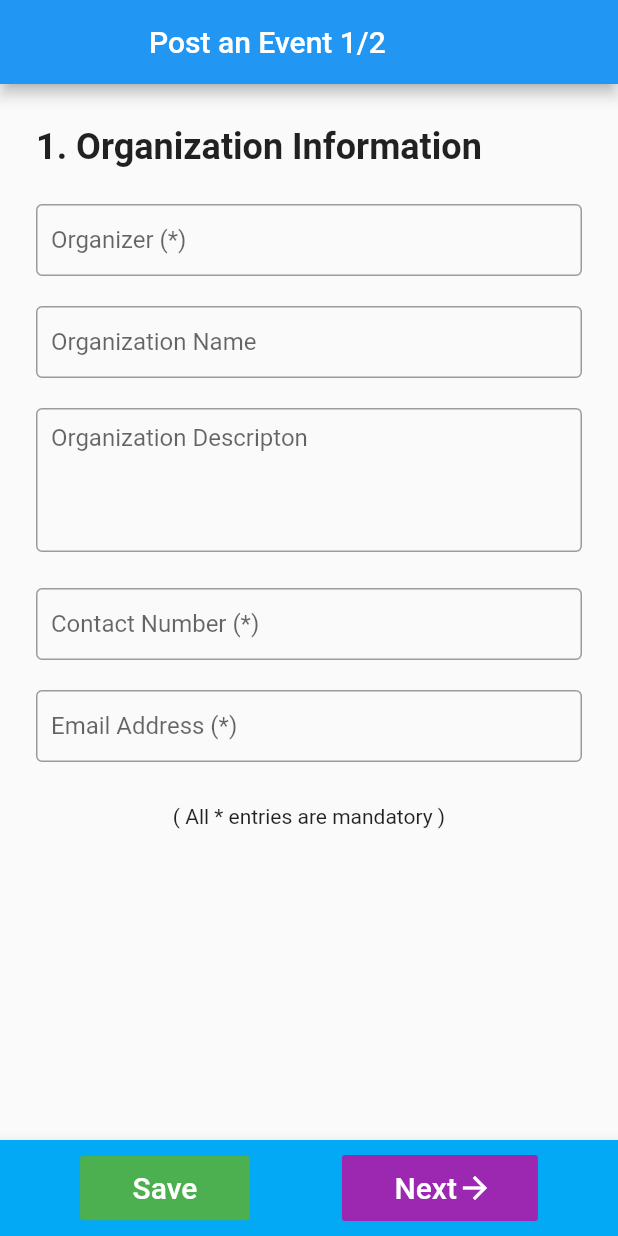
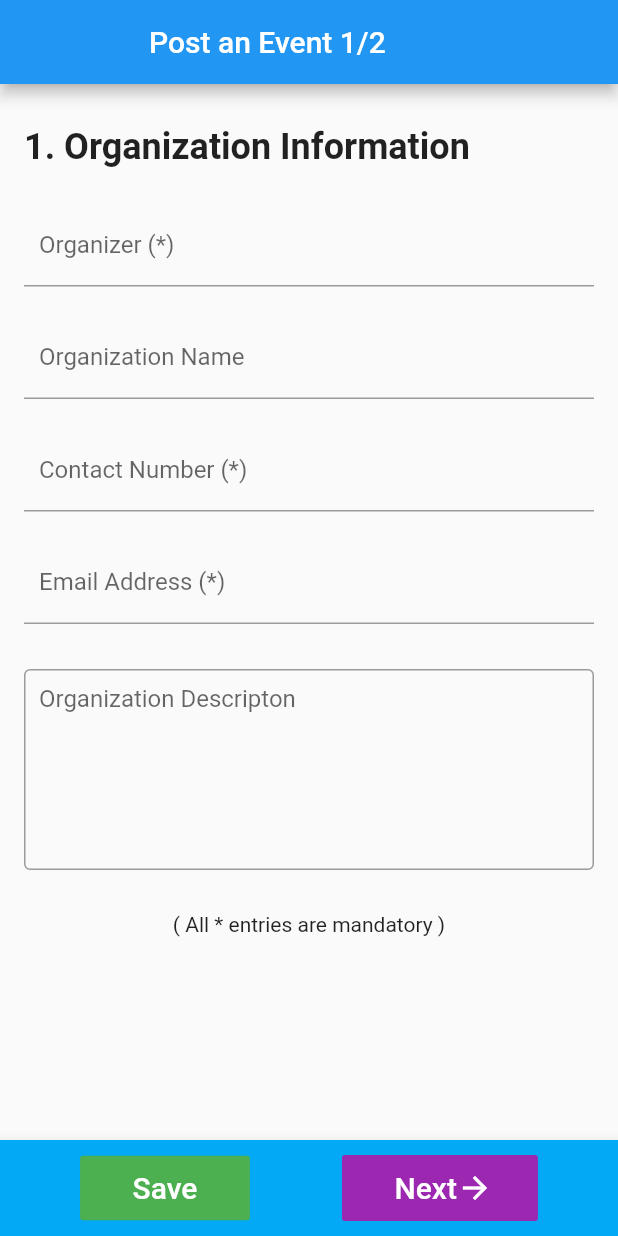
Before and after one commit to DouMaokang/EventSG, a Flutter app: the EventPost screen opened directly, on a phone screen of 412 x 824 dp. Run offline on Flutter 3.47's test engine with Material 2 defaults, Android fonts, the phone set to English and light mode, and no system bars; our stand-ins replace bloc, datetime_picker_formfield, email_validator, expandable, flutter_bloc; missing offline and left inert: frideos; network calls fail.

Commit message:
some updates

```diff
--- a/event_sg/lib/presentation/pages/post.dart
+++ b/event_sg/lib/presentation/pages/post.dart
@@ -2,6 +2,7 @@ import 'package:email_validator/email_validator.dart';
 import 'package:event_sg/blocs/post_event_bloc.dart';
 import 'package:event_sg/presentation/sub_pages/post_second_page.dart';
 import 'package:flutter/material.dart';
+import 'package:flutter_bloc/flutter_bloc.dart';
 
 /// This is the stateful widget that the main application instantiates.
 class EventPost extends StatefulWidget {
@@ -15,6 +16,10 @@ class EventPost extends StatefulWidget {
 
 class _EventPostState extends State<EventPost> {
   final GlobalKey<FormState> _formKey=GlobalKey<FormState>();
+  bool _autoValidate=true;
+  bool organizerChanged=false;
+  bool contactChanged=false;
+  bool emailChanged=false;
 
   final organizerController=TextEditingController();
   final organizationController=TextEditingController();
@@ -48,11 +53,12 @@ class _EventPostState extends State<EventPost> {
         child: Center(
           child: Form(
             key: _formKey,
+            autovalidate: _autoValidate,
             child: Column(
               children: <Widget>[
                 SizedBox(height: 28,),
                 Padding(
-                  padding: const EdgeInsets.symmetric(horizontal: 24.0),
+                  padding: const EdgeInsets.symmetric(horizontal: 16.0),
                   child: Container(
                     width: double.infinity,
                     child: Text(
@@ -67,19 +73,21 @@ class _EventPostState extends State<EventPost> {
                 ),
                 SizedBox(height: 24,),
                 Padding(
-                  padding: const EdgeInsets.symmetric(horizontal: 24.0),
+                  padding: const EdgeInsets.symmetric(horizontal: 16.0),
                   child: Container(
                     //height: 48,
                     child: TextFormField(
                       controller: organizerController,
+                      onChanged: (text) {organizerChanged=true;postEventBloc.setOrganizer(text);},
                       validator: (value) {
-                        if (value.length==0) return 'Organizer is mandatory';
-                        else return null;
+                        if (!organizerChanged) {postEventBloc.validateOrganizer(false);return null;}
+                        if (value.length==0) {postEventBloc.validateOrganizer(false);return 'Organizer is mandatory';}
+                        postEventBloc.validateOrganizer(true);return null;
                       },
                       obscureText:false,
                       decoration: InputDecoration(
                         contentPadding: EdgeInsets.all(10.0),
-                        border: OutlineInputBorder(),
+                        //border: OutlineInputBorder(),
                         hintText: 'Organizer (*)',
                         labelText: 'Organizer (*)',
                       ),
@@ -88,15 +96,16 @@ class _EventPostState extends State<EventPost> {
                 ),
                 SizedBox(height: 20,),
                 Padding(
-                  padding: const EdgeInsets.symmetric(horizontal: 24.0),
+                  padding: const EdgeInsets.symmetric(horizontal: 16.0),
                   child: Container(
-                    height: 48,
+                    //height: 48,
                     child: TextField(
                       controller: organizationController,
+                      onChanged: (text) {postEventBloc.setOrganization(text);},
                       obscureText:false,
                       decoration: InputDecoration(
                         contentPadding: EdgeInsets.all(10.0),
-                        border: OutlineInputBorder(),
+                        //border: OutlineInputBorder(),
                         hintText: 'Organization Name',
                         labelText: 'Organization Name',
                       ),
@@ -105,13 +114,68 @@ class _EventPostState extends State<EventPost> {
                 ),
                 SizedBox(height: 20,),
                 Padding(
-                  padding: const EdgeInsets.symmetric(horizontal: 24.0),
+                  padding: const EdgeInsets.symmetric(horizontal: 16.0),
                   child: Container(
-                    height: 120,
+                    //height: 48,
+                    child: TextFormField(
+                      controller: contactController,
+                      onChanged: (text) {contactChanged=true;postEventBloc.setContact(text);},
+                      validator: (value) {
+                        if (!contactChanged) {postEventBloc.validateContact(false);return null;}
+                        if (value.length==0) {postEventBloc.validateContact(false);return 'Contact Number is mandatory';}
+                        Pattern pattern = r'[8-9]\d{7}';
+                        RegExp regex = new RegExp(pattern);
+                        if (!regex.hasMatch(value)) {postEventBloc.validateContact(false);return 'Invalid Singapore mobile number';}
+                        postEventBloc.validateContact(true); return null;
+                      },
+                      obscureText:false,
+                      decoration: InputDecoration(
+                        contentPadding: EdgeInsets.all(10.0),
+                        //border: OutlineInputBorder(),
+                        hintText: 'Contact Number (*)',
+                        labelText: 'Contact Number (*)',
+                        //errorText: validateContact(contactController.text),
+
+                      ),
+                    ),
+                  ),
+                ),
+                SizedBox(height: 20,),
+                Padding(
+                  padding: const EdgeInsets.symmetric(horizontal: 16.0),
+                  child: Container(
+                    //height: 48,
+                    child: TextFormField(
+                      controller: emailController,
+                      onChanged: (text) {emailChanged=true;postEventBloc.setDescription(text);},
+                      validator: (value) {
+                        if (!emailChanged) {postEventBloc.validateEmail(false);return null;}
+                        if (value.length==0) {postEventBloc.validateEmail(false);return 'Email Address is mandatory';}
+                        Pattern pattern = r"^[a-zA-Z0-9.a-zA-Z0-9.!#$%&'*+-/=?^_`{|}~]+@[a-zA-Z0-9]+\.[a-zA-Z]+";
+                        RegExp regex = new RegExp(pattern);
+                        if (!regex.hasMatch(value)) {postEventBloc.validateEmail(false);return 'Invalid email address';}
+                        postEventBloc.validateEmail(true);return null;
+                      },
+                      obscureText:false,
+                      decoration: InputDecoration(
+                        contentPadding: EdgeInsets.all(10.0),
+                        //border: OutlineInputBorder(),
+                        hintText: 'Email Address (*)',
+                        labelText: 'Email Address (*)',
+                      ),
+                    ),
+                  ),
+                ),
+                SizedBox(height: 30,),
+                Padding(
+                  padding: const EdgeInsets.symmetric(horizontal: 16.0),
+                  child: Container(
+                    //height: 120,
                     child: TextField(
                       //keyboardType: TextInputType.multiline,
                       controller: descriptionController,
-                      maxLines: 4,
+                      onChanged: (text) {postEventBloc.setDescription(text);},
+                      maxLines: 6,
                       obscureText:false,
                       decoration: InputDecoration(
                         contentPadding: EdgeInsets.all(10.0),
@@ -119,52 +183,6 @@ class _EventPostState extends State<EventPost> {
                         border: OutlineInputBorder(),
                         hintText: 'Organization Descripton',
                         labelText: 'Organization Descripton',
-                      ),
-                    ),
-                  ),
-                ),
-                //SizedBox(height: 20,),
-                Padding(
-                  padding: const EdgeInsets.symmetric(horizontal: 24.0),
-                  child: Container(
-                    //height: 48,
-                    child: TextFormField(
-                      controller: contactController,
-                      validator: (value) {
-                        Pattern pattern = r'[8-9]\d{7}';
-                        RegExp regex = new RegExp(pattern);
-                        if (!regex.hasMatch(value)) return 'Invalid Singapore mobile number';
-                        else return null;
-                      },
-                      obscureText:false,
-                      decoration: InputDecoration(
-                        contentPadding: EdgeInsets.all(10.0),
-                        border: OutlineInputBorder(),
-                        hintText: 'Contact Number (*)',
-                        labelText: 'Contact Number (*)',
-                      ),
-                    ),
-                  ),
-                ),
-                SizedBox(height: 20,),
-                Padding(
-                  padding: const EdgeInsets.symmetric(horizontal: 24.0),
-                  child: Container(
-                    //height: 48,
-                    child: TextFormField(
-                      controller: emailController,
-                      validator: (value) {
-                        Pattern pattern = r"^[a-zA-Z0-9.a-zA-Z0-9.!#$%&'*+-/=?^_`{|}~]+@[a-zA-Z0-9]+\.[a-zA-Z]+";
-                        RegExp regex = new RegExp(pattern);
-                        if (!regex.hasMatch(value)) return 'Invalid email address';
-                        else return null;
-                      },
-                      obscureText:false,
-                      decoration: InputDecoration(
-                        contentPadding: EdgeInsets.all(10.0),
-                        border: OutlineInputBorder(),
-                        hintText: 'Email Address (*)',
-                        labelText: 'Email Address (*)',
                       ),
                     ),
                   ),
@@ -219,14 +237,12 @@ class _EventPostState extends State<EventPost> {
                 children: [
                   FlatButton(
                     onPressed: () {
+                      /*
                       if (_formKey.currentState.validate()) {
                         _formKey.currentState.save();
-                        //_postEventBloc.addText(organizerController.text);
-                        //_postEventBloc.addText(organizationController.text);
-                        //_postEventBloc.addText(descriptionController.text);
-                        //_postEventBloc.addText(contactController.text);
-                        //_postEventBloc.addText(emailController.text);
                       }
+                      */
+                      postEventBloc.check1stPage();
                       Navigator.push(
                         context,
                         MaterialPageRoute(builder: (context)=>EventPostSecond()),
--- a/event_sg/pubspec.yaml
+++ b/event_sg/pubspec.yaml
@@ -33,6 +33,7 @@ dependencies:
   datetime_picker_formfield: ^1.0.0
   email_validator: ^1.0.0
   bloc: ^3.0.0
+  frideos: ^1.0.0+1
 
 dev_dependencies:
   flutter_test:
```
Also changed, not shown: event_sg/lib/blocs/post_event_bloc.dart (+98 -0 lines), event_sg/lib/presentation/sub_pages/post_second_page.dart (+74 -44 lines), event_sg/pubspec.lock.
